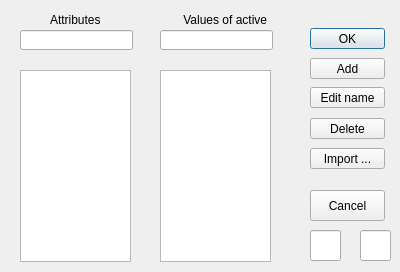
Stas777/Exsylor, file ExylorQt/Gui/newfile.ui: the form before one commit.
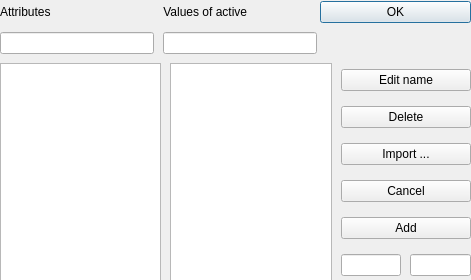
The form after the commit.

The edit to the form file:
```diff
--- a/ExylorQt/Gui/newfile.ui
+++ b/ExylorQt/Gui/newfile.ui
@@ -6,8 +6,8 @@
    <rect>
     <x>0</x>
     <y>0</y>
-    <width>400</width>
-    <height>272</height>
+    <width>471</width>
+    <height>280</height>
    </rect>
   </property>
   <property name="windowTitle">
@@ -16,28 +16,33 @@
   <property name="autoFillBackground">
    <bool>false</bool>
   </property>
+  <widget class="QWidget" name="verticalLayoutWidget">
+   <property name="geometry">
+    <rect>
+     <x>0</x>
+     <y>1</y>
+     <width>471</width>
+     <height>281</height>
+    </rect>
+   </property>
+   <layout class="QVBoxLayout" name="verticalLayout_2">
+    <property name="spacing">
+     <number>9</number>
+    </property>
+    <property name="topMargin">
+     <number>0</number>
+    </property>
+    <item>
+     <layout class="QHBoxLayout" name="horizontalLayout_3">
+      <item>
   <widget class="QLabel" name="attributeslabel">
-   <property name="geometry">
-    <rect>
-     <x>50</x>
-     <y>10</y>
-     <width>71</width>
-     <height>20</height>
-    </rect>
-   </property>
    <property name="text">
     <string>Attributes</string>
    </property>
   </widget>
+      </item>
+      <item>
   <widget class="QLabel" name="valueslabel">
-   <property name="geometry">
-    <rect>
-     <x>180</x>
-     <y>10</y>
-     <width>91</width>
-     <height>20</height>
-    </rect>
-   </property>
    <property name="layoutDirection">
     <enum>Qt::LeftToRight</enum>
    </property>
@@ -45,149 +50,107 @@
     <string> Values of active</string>
    </property>
   </widget>
-  <widget class="QLineEdit" name="attributeslineEdit">
-   <property name="geometry">
-    <rect>
-     <x>20</x>
-     <y>30</y>
-     <width>113</width>
-     <height>20</height>
-    </rect>
-   </property>
-  </widget>
-  <widget class="QLineEdit" name="valueslineEdit">
-   <property name="geometry">
-    <rect>
-     <x>160</x>
-     <y>30</y>
-     <width>113</width>
-     <height>20</height>
-    </rect>
-   </property>
-  </widget>
-  <widget class="QListView" name="attributeslistView">
-   <property name="geometry">
-    <rect>
-     <x>20</x>
-     <y>70</y>
-     <width>111</width>
-     <height>192</height>
-    </rect>
-   </property>
-  </widget>
-  <widget class="QListView" name="valueslistView">
-   <property name="geometry">
-    <rect>
-     <x>160</x>
-     <y>70</y>
-     <width>111</width>
-     <height>192</height>
-    </rect>
-   </property>
-  </widget>
+      </item>
+      <item>
   <widget class="QPushButton" name="okButton">
-   <property name="geometry">
-    <rect>
-     <x>310</x>
-     <y>28</y>
-     <width>75</width>
-     <height>21</height>
-    </rect>
-   </property>
    <property name="text">
     <string>OK</string>
    </property>
   </widget>
-  <widget class="QPushButton" name="addButton">
-   <property name="geometry">
-    <rect>
-     <x>310</x>
-     <y>58</y>
-     <width>75</width>
-     <height>21</height>
-    </rect>
-   </property>
-   <property name="text">
-    <string>Add</string>
-   </property>
-  </widget>
+      </item>
+     </layout>
+    </item>
+    <item>
+     <layout class="QHBoxLayout" name="horizontalLayout_4">
+      <item>
+       <widget class="QLineEdit" name="attributeslineEdit"/>
+      </item>
+      <item>
+       <widget class="QLineEdit" name="valueslineEdit"/>
+      </item>
+      <item>
+       <spacer name="horizontalSpacer">
+        <property name="orientation">
+         <enum>Qt::Horizontal</enum>
+        </property>
+        <property name="sizeHint" stdset="0">
+         <size>
+          <width>40</width>
+          <height>20</height>
+         </size>
+        </property>
+       </spacer>
+      </item>
+     </layout>
+    </item>
+    <item>
+     <layout class="QHBoxLayout" name="horizontalLayout_5">
+      <item>
+       <widget class="QListView" name="attributeslistView"/>
+      </item>
+      <item>
+       <widget class="QListView" name="valueslistView"/>
+      </item>
+      <item>
+       <layout class="QVBoxLayout" name="verticalLayout_5">
+        <item>
   <widget class="QPushButton" name="editButton">
-   <property name="geometry">
-    <rect>
-     <x>310</x>
-     <y>87</y>
-     <width>75</width>
-     <height>21</height>
-    </rect>
-   </property>
    <property name="text">
     <string>Edit name</string>
    </property>
   </widget>
+        </item>
+        <item>
   <widget class="QPushButton" name="deleteButton">
-   <property name="geometry">
-    <rect>
-     <x>310</x>
-     <y>118</y>
-     <width>75</width>
-     <height>21</height>
-    </rect>
-   </property>
    <property name="text">
     <string>Delete</string>
    </property>
   </widget>
-  <widget class="QPushButton" name="cancelButton">
-   <property name="geometry">
-    <rect>
-     <x>310</x>
-     <y>190</y>
-     <width>75</width>
-     <height>31</height>
-    </rect>
-   </property>
-   <property name="text">
-    <string>Cancel</string>
-   </property>
-  </widget>
+        </item>
+        <item>
   <widget class="QPushButton" name="importButton">
-   <property name="geometry">
-    <rect>
-     <x>310</x>
-     <y>148</y>
-     <width>75</width>
-     <height>21</height>
-    </rect>
-   </property>
    <property name="text">
     <string>Import ...</string>
    </property>
   </widget>
-  <widget class="QLineEdit" name="attributeslineEdit_2">
-   <property name="geometry">
-    <rect>
-     <x>310</x>
-     <y>230</y>
-     <width>31</width>
-     <height>31</height>
-    </rect>
-   </property>
-   <property name="mouseTracking">
-    <bool>false</bool>
-   </property>
-  </widget>
+        </item>
+        <item>
+         <widget class="QPushButton" name="cancelButton">
+          <property name="text">
+           <string>Cancel</string>
+          </property>
+         </widget>
+        </item>
+        <item>
+         <widget class="QPushButton" name="addButton">
+          <property name="text">
+           <string>Add</string>
+          </property>
+         </widget>
+        </item>
+        <item>
+         <layout class="QHBoxLayout" name="horizontalLayout_7">
+          <item>
   <widget class="QLineEdit" name="valueslineEdit_2">
-   <property name="geometry">
-    <rect>
-     <x>360</x>
-     <y>230</y>
-     <width>31</width>
-     <height>31</height>
-    </rect>
-   </property>
+            <property name="mouseTracking">
+             <bool>false</bool>
+            </property>
+           </widget>
+          </item>
+          <item>
+           <widget class="QLineEdit" name="attributeslineEdit_2">
    <property name="mouseTracking">
     <bool>false</bool>
    </property>
+           </widget>
+          </item>
+         </layout>
+        </item>
+       </layout>
+      </item>
+     </layout>
+    </item>
+   </layout>
   </widget>
  </widget>
  <resources/>
```
Lines whose indentation alone changed are shown as unchanged.
